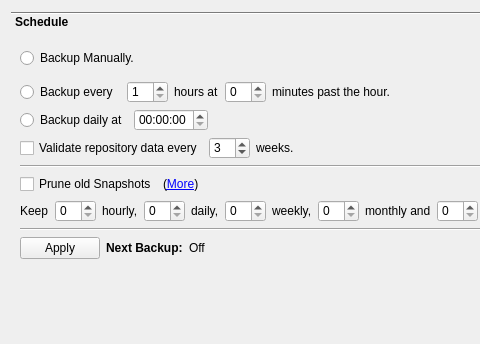
Qt form src/vorta/assets/UI/scheduletab.ui (borgbase/vorta) before a commit; both pictures show x 0 to 480 and y 0 to 344 of the 687 by 507 pixel window.
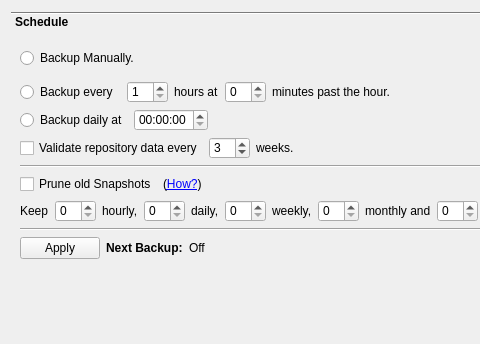
The same form after that commit. Icons and pictures are not drawn.

```diff
--- a/src/vorta/assets/UI/scheduletab.ui
+++ b/src/vorta/assets/UI/scheduletab.ui
@@ -252,7 +252,7 @@
          <item>
           <widget class="QLabel" name="label_11">
            <property name="text">
-            <string>&lt;html&gt;&lt;head/&gt;&lt;body&gt;&lt;p&gt;(&lt;a href=&quot;https://borgbackup.readthedocs.io/en/stable/usage.html#borg-prune&quot;&gt;&lt;span style=&quot; text-decoration: underline; color:#0000ff;&quot;&gt;More&lt;/span&gt;&lt;/a&gt;)&lt;/p&gt;&lt;/body&gt;&lt;/html&gt;</string>
+            <string>&lt;html&gt;&lt;head/&gt;&lt;body&gt;&lt;p&gt;(&lt;a href=&quot;https://borgbackup.readthedocs.io/en/stable/usage.html#borg-prune&quot;&gt;&lt;span style=&quot; text-decoration: underline; color:#0000ff;&quot;&gt;How?&lt;/span&gt;&lt;/a&gt;)&lt;/p&gt;&lt;/body&gt;&lt;/html&gt;</string>
            </property>
           </widget>
          </item>
```
